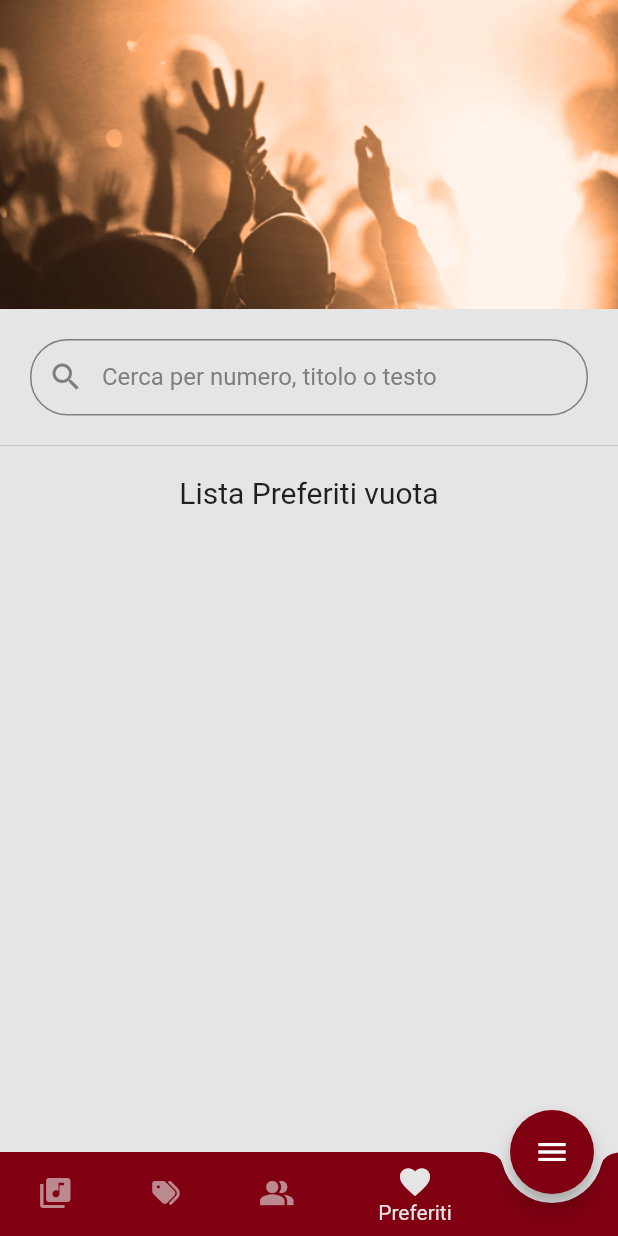
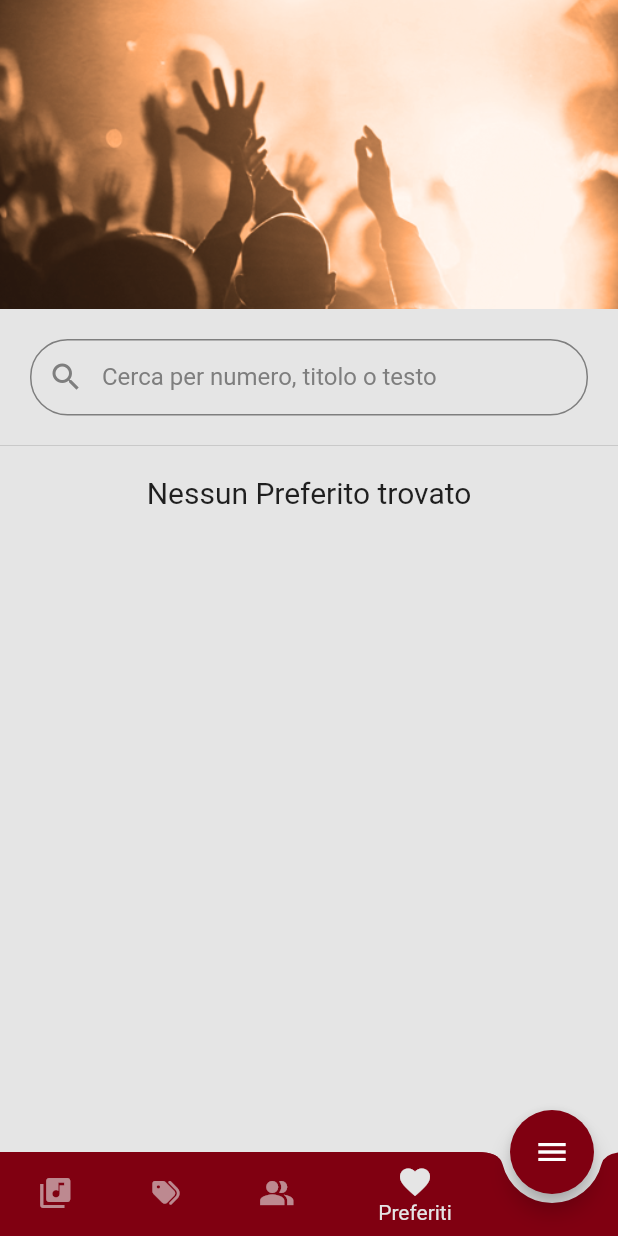
Before and after one commit to theFreeman96/inni-di-lode, a Flutter app: the screen it shows after launch, item 4 of the bottom bar chosen, on a phone screen of 412 x 824 dp. Run offline on Flutter 3.47's test engine with Material 2 defaults, Android fonts, the phone set to English and light mode, and no system bars; our stand-ins replace audioplayers, flutter_widget_from_html_core, font_awesome_flutter, pdf, share_plus, sqflite; missing offline and left inert: html2md, number_paginator; accounts and stored records are empty.

Commit message:
Changed default message when there are no favorites

```diff
--- a/lib/screens/favorites/fav_body.dart
+++ b/lib/screens/favorites/fav_body.dart
@@ -115,7 +115,7 @@ class _FavBodyState extends State<FavBody> {
                     padding: EdgeInsets.only(top: kDefaultPadding),
                     child: Center(
                       child: Text(
-                        'Lista Preferiti vuota',
+                        'Nessun Preferito trovato',
                         style: TextStyle(fontSize: 20.0),
                       ),
                     ),
```
